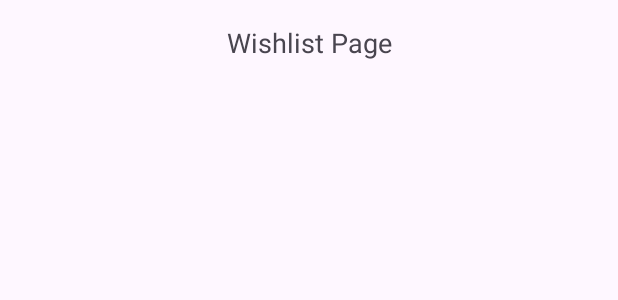
After one commit to miday-vishalkeshari/Dressify_android, an Android app: the layout activity_wishlist.xml on its own in the app's theme, with its tools: preview values and no code run, on a phone screen of 412 x 824 dp. The commit adds this screen. Shown: the top 300 px of the screen. Run offline under Robolectric (Android 15) with nearby library versions, the light colour scheme and no system bars.

Commit message:
Backup41 wishlist outerstructure ready, except wishlist page design

```diff
--- a/app/src/main/java/com/example/dressify/ImageDetailActivity.kt
+++ b/app/src/main/java/com/example/dressify/ImageDetailActivity.kt
@@ -3,6 +3,7 @@ package com.example.dressify
 import android.annotation.SuppressLint
 import android.os.Bundle
 import android.util.Log
+import android.widget.ImageView
 import android.widget.TextView
 import android.widget.Toast
 import androidx.appcompat.app.AppCompatActivity
@@ -21,6 +22,7 @@ class ImageDetailActivity : AppCompatActivity() {
     private lateinit var imageDescription: TextView
     private lateinit var imageSource: TextView
     private lateinit var db: FirebaseFirestore
+
 
     override fun onCreate(savedInstanceState: Bundle?) {
         super.onCreate(savedInstanceState)
@@ -45,6 +47,7 @@ class ImageDetailActivity : AppCompatActivity() {
         imageTitle = findViewById(R.id.imageTitle)
         imageDescription = findViewById(R.id.imageDescription)
         imageSource = findViewById(R.id.imageSource)
+
     }
 
     private fun initializeFirestore() {
--- a/app/src/main/java/com/example/dressify/RoleSettingActivity.kt
+++ b/app/src/main/java/com/example/dressify/RoleSettingActivity.kt
@@ -79,6 +79,12 @@ class RoleSettingActivity : AppCompatActivity() {
         // Setup the logout button
         logoutButton.setOnClickListener {
             logout()
+        }
+
+        // Set click listener for wishlist icon
+        findViewById<ImageView>(R.id.wishlistIcon).setOnClickListener {
+            val intent = Intent(this, WishlistActivity::class.java)
+            startActivity(intent)
         }
     }
 
--- /dev/null
+++ b/app/src/main/res/layout/activity_wishlist.xml
@@ -0,0 +1,23 @@
+<?xml version="1.0" encoding="utf-8"?>
+<androidx.constraintlayout.widget.ConstraintLayout xmlns:android="http://schemas.android.com/apk/res/android"
+    xmlns:app="http://schemas.android.com/apk/res-auto"
+    xmlns:tools="http://schemas.android.com/tools"
+    android:id="@+id/main"
+    android:layout_width="match_parent"
+    android:layout_height="match_parent"
+    tools:context=".WishlistActivity">
+
+
+    <!-- Dummy TextView -->
+    <TextView
+        android:id="@+id/dummyTextView"
+        android:layout_width="wrap_content"
+        android:layout_height="wrap_content"
+        android:text="Wishlist Page"
+        android:textSize="18sp"
+        android:layout_marginTop="16dp"
+        app:layout_constraintTop_toTopOf="parent"
+        app:layout_constraintStart_toStartOf="parent"
+        app:layout_constraintEnd_toEndOf="parent" />
+
+</androidx.constraintlayout.widget.ConstraintLayout>
```
Also changed, not shown: app/src/main/AndroidManifest.xml (+6 -3 lines), app/src/main/java/com/example/dressify/WishlistActivity.kt (added, +20 -0 lines), app/src/main/java/com/example/dressify/adapters/BigImageAdapter.kt (+28 -1 lines), app/src/main/res/layout/activity_role_setting.xml (+20 -1 lines), app/src/main/res/layout/big_image_item.xml (+26 -0 lines), app/src/main/res/drawable/ic_like.png (deleted), app/src/main/res/drawable/ic_liked.png (added), app/src/main/res/drawable/ic_unliked.png (added).
